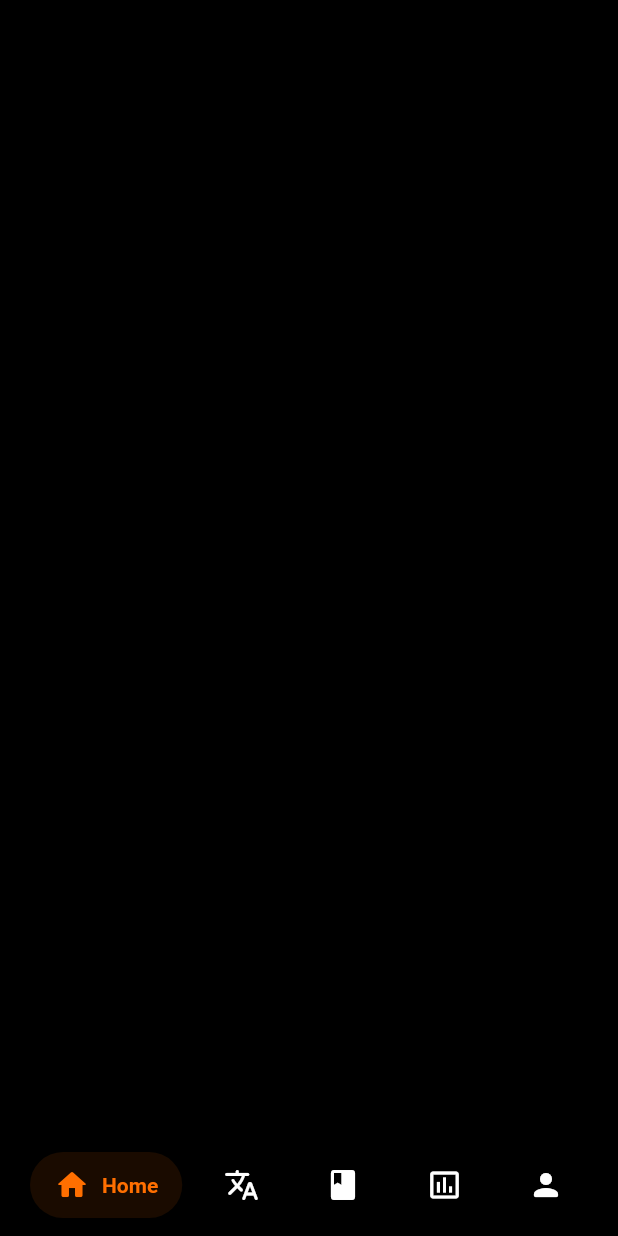
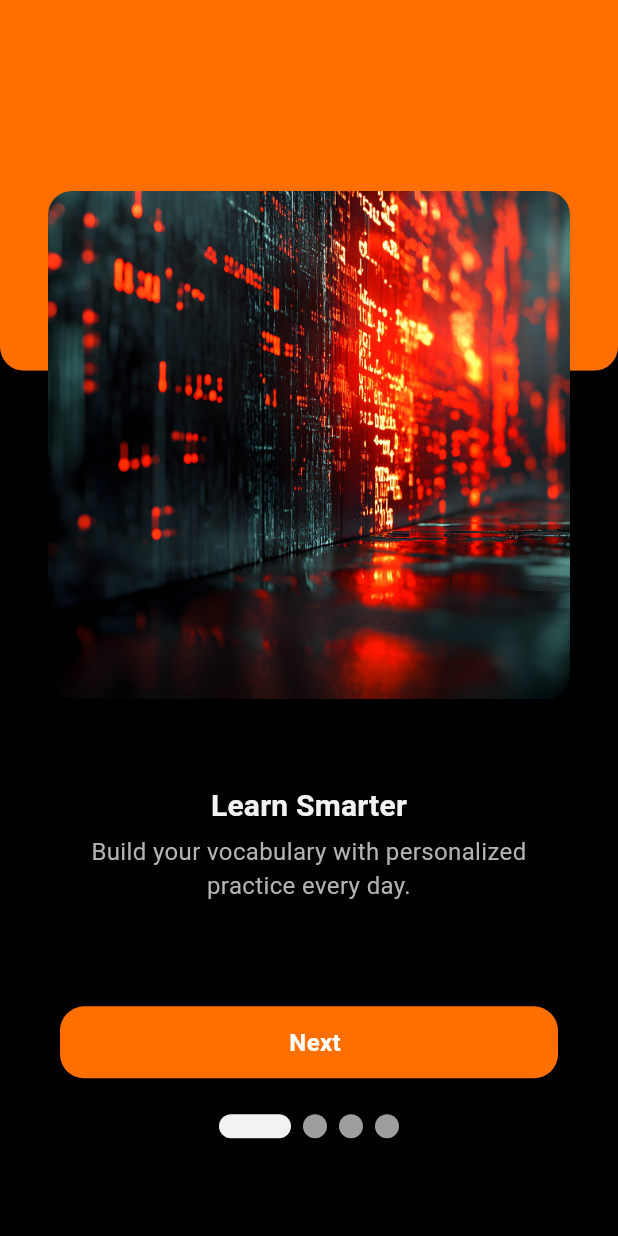
Before and after one commit to FouadCoder/Lingora, a Flutter app: the screen it shows after launch, on a phone screen of 412 x 824 dp. Run offline on Flutter 3.47's test engine with Material 3 defaults, Android fonts, the phone set to English and light mode, and no system bars; drawn by our look-alikes of salomon_bottom_bar, smooth_page_indicator; our stand-ins replace another_flushbar, dio, easy_localization, flutter_bloc, flutter_vector_icons, go_router and 6 more; accounts and stored records are empty.

Commit message:
feat : add onboarding screen & widget

```diff
--- a/assets/translations/en.json
+++ b/assets/translations/en.json
@@ -45,6 +45,8 @@
     "sound_effects_description": "Quiz feedback and pronunciations",
     "account": "Account",
     "export_data": "Export my vocabulary list",
-    "Logout": "Log Out"
+    "Logout": "Log Out",
+    "next": "Next",
+    "get_statred": "Get started"
 
 }
--- /dev/null
+++ b/lib/pages/onboarding/onboarding_screen.dart
@@ -0,0 +1,124 @@
+import 'package:easy_localization/easy_localization.dart';
+import 'package:flutter/material.dart';
+import 'package:lingora/pages/onboarding/onboarding_widget.dart';
+import 'package:lingora/widgets/app_container.dart';
+import 'package:lingora/widgets/custom_button.dart';
+import 'package:smooth_page_indicator/smooth_page_indicator.dart';
+
+class OnboardingScreen extends StatefulWidget {
+  const OnboardingScreen({super.key});
+
+  @override
+  State<OnboardingScreen> createState() => _OnboardingScreenState();
+}
+
+class _OnboardingScreenState extends State<OnboardingScreen> {
+  final pageController = PageController();
+  int currentIndex = 0;
+  //Todo update the content
+  final List onboardingData = [
+    {
+      "title": "Learn Smarter",
+      "message": "Build your vocabulary with personalized practice every day.",
+      "image": "assets/test.png",
+    },
+    {
+      "title": "Track Progress",
+      "message": "Stay motivated by watching your skills grow over time.",
+      "image": "assets/test.png",
+    },
+    {
+      "title": "Practice Anywhere",
+      "message": "Quick sessions that fit right into your daily routine.",
+      "image": "assets/test.png",
+    },
+    {
+      "title": "Join the Community",
+      "message": "Connect with learners worldwide and share your journey.",
+      "image": "assets/test.png",
+    },
+  ];
+
+  @override
+  Widget build(BuildContext context) {
+    return Scaffold(
+      body: Stack(
+        children: [
+          // Background colors
+          Column(
+            children: [
+              Container(
+                height: MediaQuery.of(context).size.height * 0.30,
+                decoration: BoxDecoration(
+                  color: Theme.of(context).colorScheme.secondary, // top
+                  borderRadius: const BorderRadius.only(
+                    bottomLeft: Radius.circular(16),
+                    bottomRight: Radius.circular(16),
+                  ),
+                ),
+              ),
+              Expanded(
+                child: Container(
+                  color: Theme.of(context).scaffoldBackgroundColor, // bottom
+                ),
+              ),
+            ],
+          ),
+          // Content
+          AppContainer(
+              child: Column(
+            mainAxisAlignment: MainAxisAlignment.center,
+            children: [
+              // Page view to switch between Pages
+              SizedBox(
+                height: MediaQuery.of(context).size.height * 0.7,
+                child: PageView(
+                  onPageChanged: (val) {
+                    setState(() {
+                      currentIndex = val;
+                    });
+                  },
+                  controller: pageController,
+                  children: List.generate(onboardingData.length, (index) {
+                    return OnboardingWidget(
+                        imageName: onboardingData[index]["image"],
+                        mainText: onboardingData[index]["title"],
+                        description: onboardingData[index]["message"]);
+                  }),
+                ),
+              ),
+              // Button
+              Padding(
+                padding: EdgeInsets.symmetric(vertical: 24, horizontal: 24),
+                child: CustomButton(
+                    text: currentIndex == onboardingData.length - 1
+                        ? "get_statred".tr()
+                        : "next".tr(),
+                    color: Theme.of(context).colorScheme.secondary,
+                    function: () {
+                      if (currentIndex != onboardingData.length - 1) {
+                        pageController.nextPage(
+                          duration: const Duration(milliseconds: 600),
+                          curve: Curves.fastOutSlowIn,
+                        );
+                      }
+                    },
+                    textColor: Colors.white),
+              ),
+              // Animation for switch
+              SmoothPageIndicator(
+                controller: pageController,
+                count: 4,
+                effect: ExpandingDotsEffect(
+                    activeDotColor: Theme.of(context).colorScheme.primary),
+              ),
+              const SizedBox(
+                height: 20,
+              ),
+            ],
+          )),
+        ],
+      ),
+    );
+  }
+}
--- /dev/null
+++ b/lib/pages/onboarding/onboarding_widget.dart
@@ -0,0 +1,54 @@
+import 'package:flutter/material.dart';
+import 'package:lingora/core/app_constants.dart';
+
+class OnboardingWidget extends StatelessWidget {
+  final String imageName;
+  final String mainText;
+  final String description;
+  const OnboardingWidget({
+    super.key,
+    required this.imageName,
+    required this.mainText,
+    required this.description,
+  });
+
+  @override
+  Widget build(BuildContext context) {
+    return SingleChildScrollView(
+      child: Column(
+        children: [
+          // Container for the images
+          SizedBox(height: MediaQuery.of(context).size.height * 0.05),
+          Container(
+            padding: const EdgeInsets.all(AppDimens.paddingM),
+            height: MediaQuery.of(context).size.height * 0.45,
+            width: MediaQuery.of(context).size.width,
+            decoration: const BoxDecoration(color: Colors.transparent),
+            child: ClipRRect(
+                borderRadius: BorderRadius.circular(AppDimens.radiusXL),
+                child: Image.asset(
+                  imageName,
+                  fit: BoxFit.cover,
+                )),
+          ),
+          const SizedBox(height: 40),
+          // Main Text
+          Text(
+            mainText,
+            style: Theme.of(context).textTheme.titleMedium,
+            textAlign: TextAlign.center,
+          ),
+          const SizedBox(height: 4),
+          // description
+          Padding(
+            padding: EdgeInsets.symmetric(horizontal: AppDimens.paddingM),
+            child: Text(description,
+                style: Theme.of(context).textTheme.bodyMedium!.copyWith(
+                    color: Theme.of(context).textTheme.bodySmall!.color),
+                textAlign: TextAlign.center),
+          ),
+        ],
+      ),
+    );
+  }
+}
--- a/lib/router/routes.dart
+++ b/lib/router/routes.dart
@@ -1,7 +1,8 @@
 import 'package:go_router/go_router.dart';
 import 'package:lingora/pages/nav.dart';
+import 'package:lingora/pages/onboarding/onboarding_screen.dart';
 
-GoRouter router = GoRouter(initialLocation: '/', routes: [
+GoRouter router = GoRouter(initialLocation: '/onboarding', routes: [
   GoRoute(path: '/', builder: (context, state) => Nav(), routes: [
     GoRoute(
       path: '/home',
@@ -34,4 +35,5 @@ GoRouter router = GoRouter(initialLocation: '/', routes: [
       ),
     ),
   ]),
+  GoRoute(path: '/onboarding', builder: (context, state) => OnboardingScreen())
 ]);
--- a/pubspec.yaml
+++ b/pubspec.yaml
@@ -31,6 +31,7 @@ dependencies:
   hive: ^2.2.3
   hive_flutter: ^1.1.0
   lottie: ^3.2.0
+  smooth_page_indicator: ^1.2.1
   # flutter_launcher_icons: ^0.14.4
   # flutter_native_splash: ^2.4.4
   # speech_to_text: ^7.0.0
```
Also changed, not shown: assets/test.png (added), pubspec.lock.
